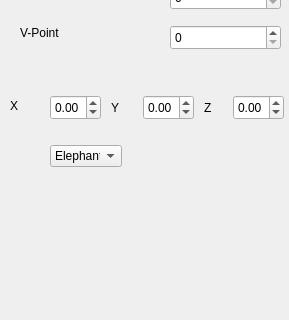
Old version of the form QtFramework/GUI/SideWidget.ui in the repository kjozsef84/Grafika; both pictures show x 0 to 289 and y 535 to 855 of the 289 by 855 pixel window.
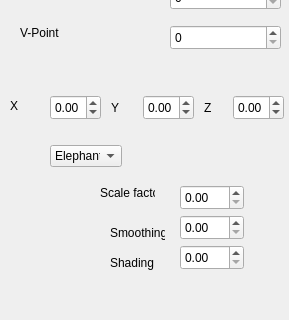
New version of the form. The open tabs and pages were chosen to show the change.

```diff
--- a/QtFramework/GUI/SideWidget.ui
+++ b/QtFramework/GUI/SideWidget.ui
@@ -623,7 +623,7 @@
      <x>20</x>
      <y>670</y>
      <width>241</width>
-     <height>80</height>
+     <height>161</height>
     </rect>
    </property>
    <widget class="QWidget" name="page">
@@ -726,6 +726,75 @@
       </property>
      </item>
     </widget>
+    <widget class="QDoubleSpinBox" name="scale_factor_sb">
+     <property name="geometry">
+      <rect>
+       <x>160</x>
+       <y>50</y>
+       <width>64</width>
+       <height>25</height>
+      </rect>
+     </property>
+    </widget>
+    <widget class="QDoubleSpinBox" name="smoothing_sb">
+     <property name="geometry">
+      <rect>
+       <x>160</x>
+       <y>80</y>
+       <width>64</width>
+       <height>25</height>
+      </rect>
+     </property>
+    </widget>
+    <widget class="QDoubleSpinBox" name="shading_sb">
+     <property name="geometry">
+      <rect>
+       <x>160</x>
+       <y>110</y>
+       <width>64</width>
+       <height>25</height>
+      </rect>
+     </property>
+    </widget>
+    <widget class="QLabel" name="label_8">
+     <property name="geometry">
+      <rect>
+       <x>80</x>
+       <y>50</y>
+       <width>55</width>
+       <height>16</height>
+      </rect>
+     </property>
+     <property name="text">
+      <string>Scale factor</string>
+     </property>
+    </widget>
+    <widget class="QLabel" name="label_19">
+     <property name="geometry">
+      <rect>
+       <x>90</x>
+       <y>90</y>
+       <width>55</width>
+       <height>16</height>
+      </rect>
+     </property>
+     <property name="text">
+      <string>Smoothing</string>
+     </property>
+    </widget>
+    <widget class="QLabel" name="label_20">
+     <property name="geometry">
+      <rect>
+       <x>90</x>
+       <y>120</y>
+       <width>55</width>
+       <height>16</height>
+      </rect>
+     </property>
+     <property name="text">
+      <string>Shading</string>
+     </property>
+    </widget>
    </widget>
   </widget>
  </widget>
```
